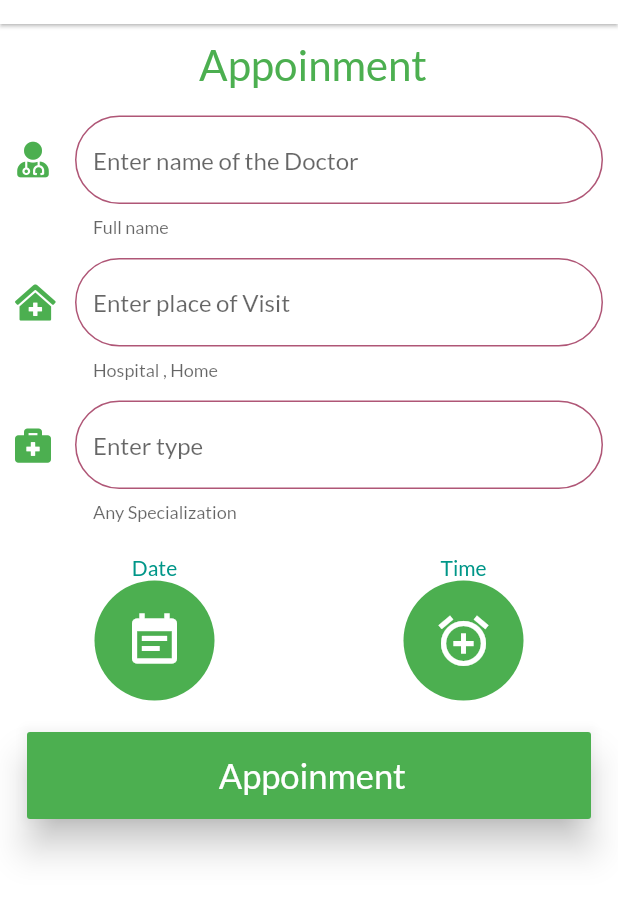
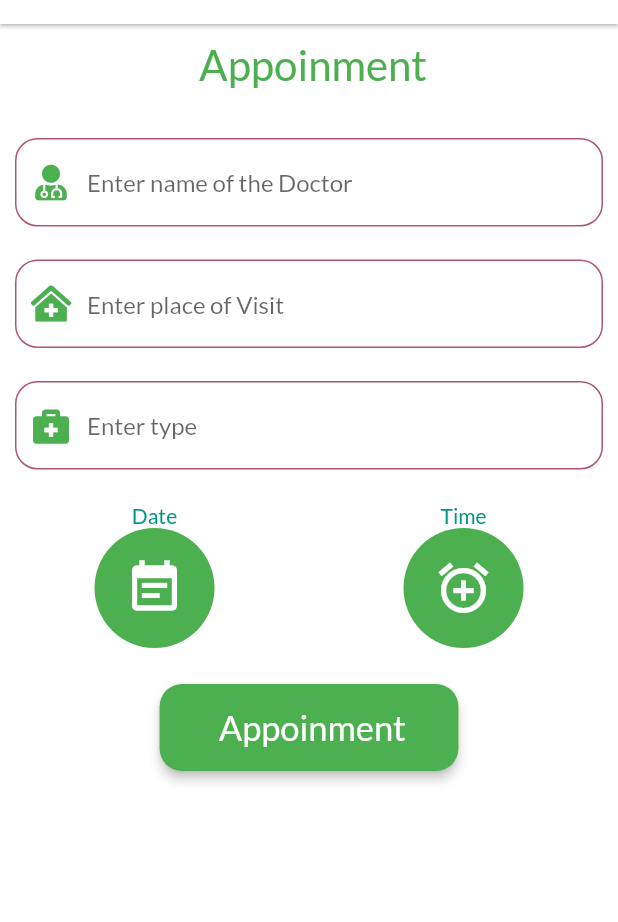
Before and after one commit to adarshbalu/elderly_app, a Flutter app: the AppoinmentDetail screen opened by its route, on a phone screen of 412 x 824 dp, the part 60-982 px from its top. Run offline on Flutter 3.47's test engine with Material 2 defaults, Android fonts, the phone set to English and light mode, and no system bars; our stand-ins replace auto_size_text, cloud_firestore, firebase_auth, firebase_storage, flutter_spinkit, font_awesome_flutter and 9 more; missing offline and left inert: firebase_ml_vision, flutter_android, flutter_downloader, flutter_material_pickers, flutter_sms, mlkit and 1 more; accounts and stored records are empty; statements that could not run were skipped.

Commit message:
Updated appoinment_detail_screen

```diff
--- a/lib/screens/appoinment_reminder/appoinment_detail_screen.dart
+++ b/lib/screens/appoinment_reminder/appoinment_detail_screen.dart
@@ -1,13 +1,13 @@
 import 'package:elderly_app/models/appoinment.dart';
 import 'package:elderly_app/others/database_helper.dart';
 import 'package:elderly_app/screens/appoinment_reminder/appoinment_reminder_screen.dart';
-import 'package:elderly_app/screens/profile/profile_screen.dart';
 import 'package:elderly_app/widgets/app_default.dart';
 import 'package:flutter/cupertino.dart';
 import 'package:flutter/material.dart';
 import 'package:flutter_material_pickers/flutter_material_pickers.dart';
 import 'package:font_awesome_flutter/font_awesome_flutter.dart';
 import 'package:intl/intl.dart';
+import 'package:sweet_alert_dialogs/sweet_alert_dialogs.dart';
 
 class AppoinmentDetail extends StatefulWidget {
   static const String id = 'Appoinment_Detail_Screen';
@@ -51,7 +51,7 @@ class _AppoinmentDetailState extends State<AppoinmentDetail> {
     doctorName = nameController.text = appoinment.name;
     place = placeController.text = appoinment.place;
     address = addressController.text = appoinment.address;
-    //date = DateTime.parse(appoinment.dateAndTime);
+    date = DateTime.parse(appoinment.dateAndTime);
     super.initState();
   }
 
@@ -69,11 +69,43 @@ class _AppoinmentDetailState extends State<AppoinmentDetail> {
     return Scaffold(
       drawer: AppDrawer(),
       appBar: ElderlyAppBar(),
-      body: ListView(
+      body: WillPopScope(
+        onWillPop: () async {
+          if (appoinment !=
+              Appoinment(doctorName, place, date.toString(), address)) {
+            return showDialog(
+                context: context,
+                builder: (BuildContext context) {
+                  return RichAlertDialog(
+                    alertTitle: richTitle("Reminder Not Saved"),
+                    alertSubtitle: richSubtitle('Changes will be discarded '),
+                    alertType: RichAlertType.WARNING,
+                    actions: <Widget>[
+                      FlatButton(
+                        child: Text("OK"),
+                        onPressed: () {
+                          Navigator.of(context).pushAndRemoveUntil(
+                              MaterialPageRoute(
+                                  builder: (context) => AppoinmentReminder()),
+                              (Route<dynamic> route) => false);
+                        },
+                      ),
+                      FlatButton(
+                        child: Text("No"),
+                        onPressed: () {
+                          Navigator.pop(context);
+                        },
+                      ),
+                    ],
+                  );
+                });
+          } else
+            return true;
+        },
+        child: SingleChildScrollView(
+          child: Column(
+            mainAxisAlignment: MainAxisAlignment.center,
             children: <Widget>[
-          SizedBox(
-            height: 0,
-          ),
               Center(
                 child: Padding(
                   padding: EdgeInsets.all(10),
@@ -84,7 +116,7 @@ class _AppoinmentDetailState extends State<AppoinmentDetail> {
                 ),
               ),
               SizedBox(
-            height: 0,
+                height: 15,
               ),
               AppoinmentFormItem(
                 helperText: 'Full name',
@@ -98,6 +130,9 @@ class _AppoinmentDetailState extends State<AppoinmentDetail> {
                 isNumber: false,
                 icon: FontAwesomeIcons.userMd,
               ),
+              SizedBox(
+                height: 8,
+              ),
               AppoinmentFormItem(
                 helperText: 'Hospital , Home',
                 hintText: 'Enter place of Visit',
@@ -109,6 +144,9 @@ class _AppoinmentDetailState extends State<AppoinmentDetail> {
                 },
                 isNumber: false,
                 icon: FontAwesomeIcons.clinicMedical,
+              ),
+              SizedBox(
+                height: 8,
               ),
               AppoinmentFormItem(
                 helperText: 'Any Specialization',
@@ -187,35 +225,38 @@ class _AppoinmentDetailState extends State<AppoinmentDetail> {
                 ],
               ),
               SizedBox(
-            height: 5,
+                height: 8,
               ),
               Padding(
                 padding: const EdgeInsets.fromLTRB(18.0, 16, 18, 1),
-            child: MaterialButton(
-              elevation: 10,
+                child: RaisedButton(
+                  elevation: 3,
+                  shape: RoundedRectangleBorder(
+                      borderRadius: BorderRadius.circular(15)),
                   hoverElevation: 5,
                   highlightColor: Colors.green.withAlpha(10),
                   color: Colors.green,
-              padding: EdgeInsets.all(15),
+                  padding: EdgeInsets.symmetric(vertical: 15, horizontal: 35),
                   onPressed: () async {
                     if (!(timeSelected.minute == 0 && timeSelected.hour == 0)) {
                       if (!(tempDate.year == 0 &&
                           tempDate.month == 0 &&
                           tempDate.day == 0)) {
                         setState(() {
-                      date = DateTime(tempDate.year, tempDate.month,
-                          tempDate.day, timeSelected.hour, timeSelected.minute);
+                          date = DateTime(
+                              tempDate.year,
+                              tempDate.month,
+                              tempDate.day,
+                              timeSelected.hour,
+                              timeSelected.minute);
                         });
 
-                    print(date.toString());
                         _save();
                         await Navigator.of(context).pushAndRemoveUntil(
                             MaterialPageRoute(
                                 builder: (context) => AppoinmentReminder()),
                             (Route<dynamic> route) => false);
-                  } else {
-                    print('fail');
-                  }
+                      } else {}
                     }
                   },
                   child: Text(
@@ -225,6 +266,8 @@ class _AppoinmentDetailState extends State<AppoinmentDetail> {
                 ),
               )
             ],
+          ),
+        ),
       ),
     );
   }
@@ -268,9 +311,9 @@ class _AppoinmentDetailState extends State<AppoinmentDetail> {
 class AppoinmentFormItem extends StatelessWidget {
   final String hintText;
   final String helperText;
-  Function onChanged;
+  final Function onChanged;
   final bool isNumber;
-  IconData icon;
+  final IconData icon;
   final controller;
 
   AppoinmentFormItem(
@@ -287,18 +330,17 @@ class AppoinmentFormItem extends StatelessWidget {
       child: TextField(
         decoration: InputDecoration(
           border: OutlineInputBorder(
-              borderRadius: BorderRadius.circular(30),
+              borderRadius: BorderRadius.circular(15),
               borderSide: BorderSide(
                   color: Color(0xffaf5676), style: BorderStyle.solid)),
-          helperText: helperText,
-          icon: Icon(icon, color: Colors.green),
+          prefixIcon: Icon(icon, color: Colors.green),
           hintText: hintText,
           focusedBorder: OutlineInputBorder(
-              borderRadius: BorderRadius.circular(30),
+              borderRadius: BorderRadius.circular(15),
               borderSide:
                   BorderSide(color: Colors.indigo, style: BorderStyle.solid)),
           enabledBorder: OutlineInputBorder(
-              borderRadius: BorderRadius.circular(30),
+              borderRadius: BorderRadius.circular(15),
               borderSide: BorderSide(
                   color: Color(0xffaf5676), style: BorderStyle.solid)),
         ),
```
Lines whose indentation alone changed are shown as unchanged.
